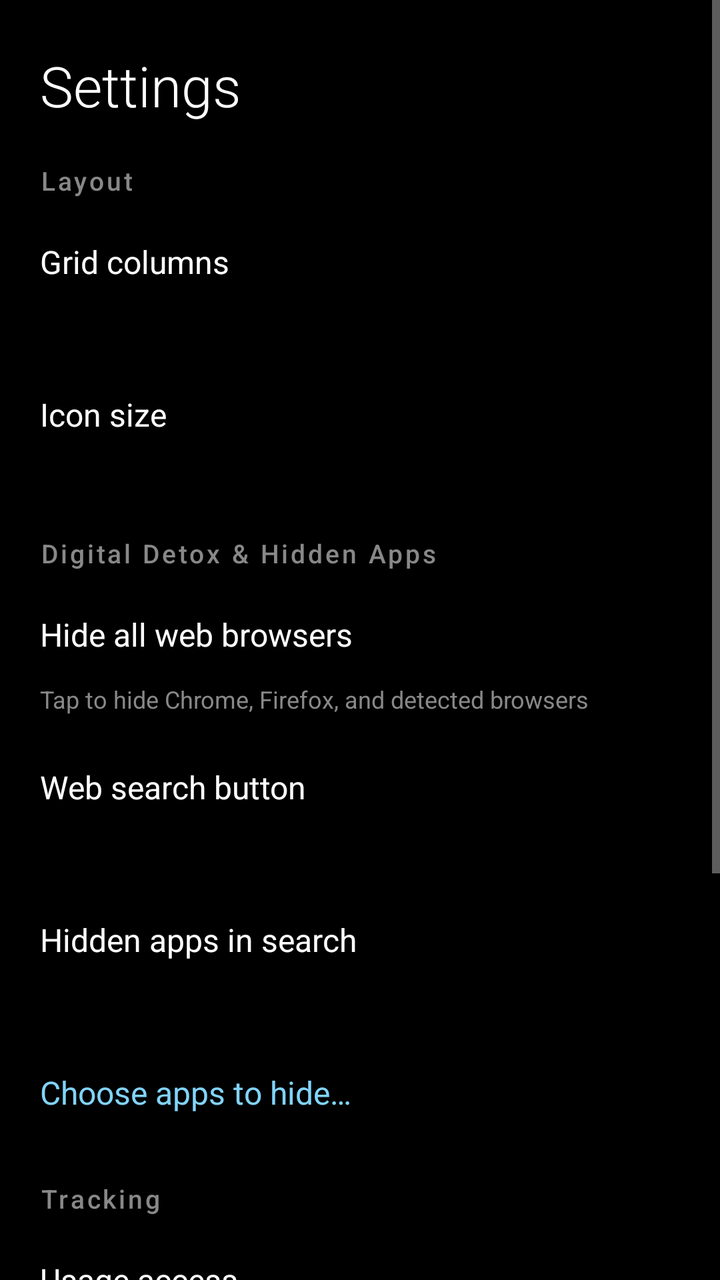
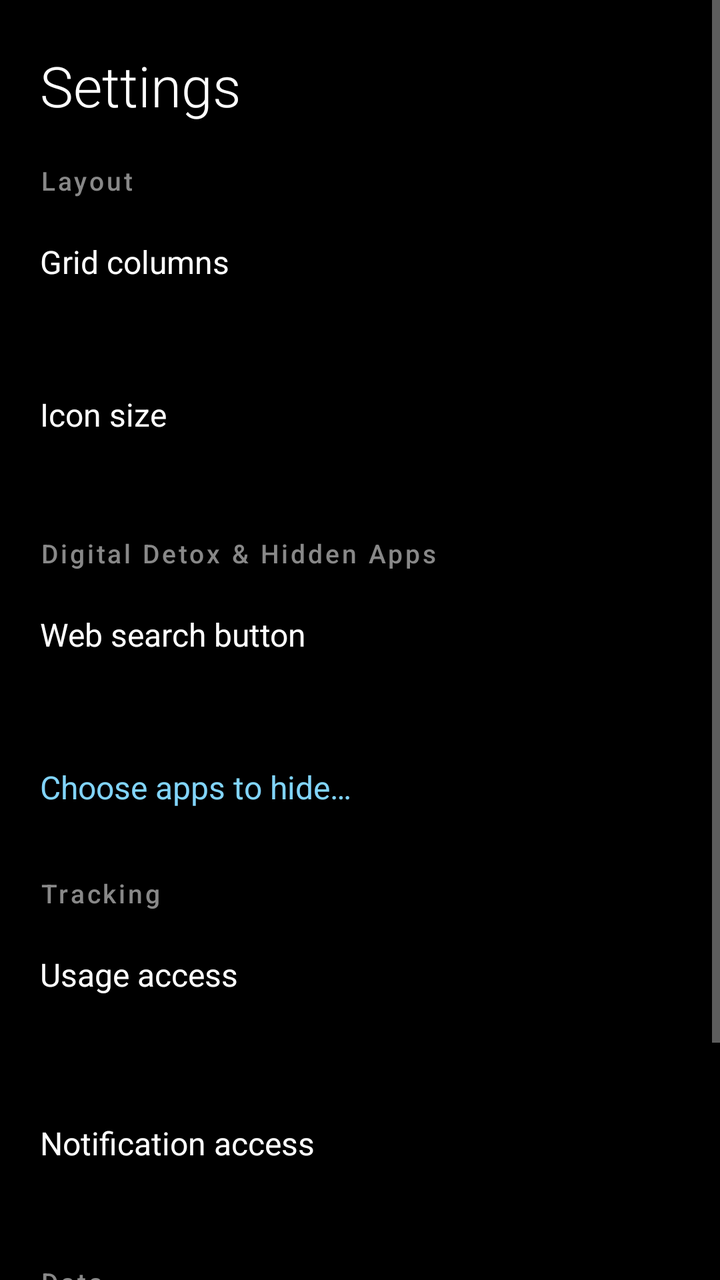

Compare the two renders of this Android layout. The source of the first and the diff that turns it into the second are given below.
<!-- AndroidManifest.xml: application theme Theme.AppCompat.NoActionBar -->
<!-- res/layout/activity_settings.xml -->
<?xml version="1.0" encoding="utf-8"?>
<ScrollView
    xmlns:android="http://schemas.android.com/apk/res/android"
    android:layout_width="match_parent"
    android:layout_height="match_parent"
    android:background="@android:color/black"
    android:fillViewport="true">

    <LinearLayout
        android:layout_width="match_parent"
        android:layout_height="wrap_content"
        android:orientation="vertical"
        android:paddingStart="20dp"
        android:paddingEnd="20dp"
        android:paddingTop="24dp"
        android:paddingBottom="32dp">

        <TextView
            android:layout_width="wrap_content"
            android:layout_height="wrap_content"
            android:text="Settings"
            android:textSize="28sp"
            android:textColor="#FFFFFF"
            android:fontFamily="sans-serif-light"
            android:paddingBottom="20dp" />

        <TextView
            android:layout_width="match_parent"
            android:layout_height="wrap_content"
            android:text="Layout"
            android:textSize="13sp"
            android:textColor="#888888"
            android:fontFamily="sans-serif-medium"
            android:letterSpacing="0.1"
            android:paddingBottom="8dp" />

        <TextView
            android:id="@+id/btn_grid_columns"
            android:layout_width="match_parent"
            android:layout_height="wrap_content"
            android:minHeight="48dp"
            android:gravity="center_vertical"
            android:text="Grid columns"
            android:textSize="16sp"
            android:textColor="#FFFFFF"
            android:background="?attr/selectableItemBackground" />

        <TextView
            android:id="@+id/grid_columns_status"
            android:layout_width="match_parent"
            android:layout_height="wrap_content"
            android:textSize="12sp"
            android:textColor="#888888"
            android:paddingBottom="12dp" />

        <TextView
            android:id="@+id/btn_icon_scale"
            android:layout_width="match_parent"
            android:layout_height="wrap_content"
            android:minHeight="48dp"
            android:gravity="center_vertical"
            android:text="Icon size"
            android:textSize="16sp"
            android:textColor="#FFFFFF"
            android:background="?attr/selectableItemBackground" />

        <TextView
            android:id="@+id/icon_scale_status"
            android:layout_width="match_parent"
            android:layout_height="wrap_content"
            android:textSize="12sp"
            android:textColor="#888888"
            android:paddingBottom="20dp" />

        <TextView
            android:layout_width="match_parent"
            android:layout_height="wrap_content"
            android:text="Digital Detox &amp; Hidden Apps"
            android:textSize="13sp"
            android:textColor="#888888"
            android:fontFamily="sans-serif-medium"
            android:letterSpacing="0.1"
            android:paddingBottom="8dp" />

        <TextView
            android:id="@+id/btn_hide_browsers"
            android:layout_width="match_parent"
            android:layout_height="wrap_content"
            android:minHeight="48dp"
            android:gravity="center_vertical"
            android:text="Hide all web browsers"
            android:textSize="16sp"
            android:textColor="#FFFFFF"
            android:background="?attr/selectableItemBackground" />

        <TextView
            android:id="@+id/hide_browsers_status"
            android:layout_width="match_parent"
            android:layout_height="wrap_content"
            android:textSize="12sp"
            android:textColor="#888888"
            android:text="Tap to hide Chrome, Firefox, and detected browsers"
            android:paddingBottom="12dp" />

        <TextView
            android:id="@+id/btn_web_search_fallback"
            android:layout_width="match_parent"
            android:layout_height="wrap_content"
            android:minHeight="48dp"
            android:gravity="center_vertical"
            android:text="Web search button"
            android:textSize="16sp"
            android:textColor="#FFFFFF"
            android:background="?attr/selectableItemBackground" />

        <TextView
            android:id="@+id/web_search_fallback_status"
            android:layout_width="match_parent"
            android:layout_height="wrap_content"
            android:textSize="12sp"
            android:textColor="#888888"
            android:paddingBottom="12dp" />

        <TextView
            android:id="@+id/btn_hidden_in_search"
            android:layout_width="match_parent"
            android:layout_height="wrap_content"
            android:minHeight="48dp"
            android:gravity="center_vertical"
            android:text="Hidden apps in search"
            android:textSize="16sp"
            android:textColor="#FFFFFF"
            android:background="?attr/selectableItemBackground" />

        <TextView
            android:id="@+id/hidden_in_search_status"
            android:layout_width="match_parent"
            android:layout_height="wrap_content"
            android:textSize="12sp"
            android:textColor="#888888"
            android:paddingBottom="12dp" />

        <TextView
            android:id="@+id/btn_manage_hidden"
            android:layout_width="match_parent"
            android:layout_height="wrap_content"
            android:minHeight="48dp"
            android:gravity="center_vertical"
            android:text="Choose apps to hide…"
            android:textSize="16sp"
            android:textColor="#81D4FA"
            android:background="?attr/selectableItemBackground" />

        <LinearLayout
            android:id="@+id/section_hidden"
            android:layout_width="match_parent"
            android:layout_height="wrap_content"
            android:orientation="vertical"
            android:paddingBottom="20dp" />

        <TextView
            android:layout_width="match_parent"
            android:layout_height="wrap_content"
            android:text="Tracking"
            android:textSize="13sp"
            android:textColor="#888888"
            android:fontFamily="sans-serif-medium"
            android:letterSpacing="0.1"
            android:paddingBottom="8dp" />

        <TextView
            android:id="@+id/btn_usage_access"
            android:layout_width="match_parent"
            android:layout_height="wrap_content"
            android:minHeight="48dp"
            android:gravity="center_vertical"
            android:text="Usage access"
            android:textSize="16sp"
            android:textColor="#FFFFFF"
            android:background="?attr/selectableItemBackground" />

        <TextView
            android:id="@+id/usage_access_status"
            android:layout_width="match_parent"
            android:layout_height="wrap_content"
            android:textSize="12sp"
            android:textColor="#888888"
            android:paddingBottom="20dp" />

        <TextView
            android:id="@+id/btn_notif_access"
            android:layout_width="match_parent"
            android:layout_height="wrap_content"
            android:minHeight="48dp"
            android:gravity="center_vertical"
            android:text="Notification access"
            android:textSize="16sp"
            android:textColor="#FFFFFF"
            android:background="?attr/selectableItemBackground" />

        <TextView
            android:id="@+id/notif_access_status"
            android:layout_width="match_parent"
            android:layout_height="wrap_content"
            android:textSize="12sp"
            android:textColor="#888888"
            android:paddingBottom="20dp" />

        <TextView
            android:layout_width="match_parent"
            android:layout_height="wrap_content"
            android:text="Data"
            android:textSize="13sp"
            android:textColor="#888888"
            android:fontFamily="sans-serif-medium"
            android:letterSpacing="0.1"
            android:paddingBottom="8dp" />

        <TextView
            android:id="@+id/btn_clear_usage"
            android:layout_width="match_parent"
            android:layout_height="48dp"
            android:gravity="center_vertical"
            android:text="Clear usage data"
            android:textSize="16sp"
            android:textColor="#FFFFFF"
            android:background="?attr/selectableItemBackground" />

        <TextView
            android:id="@+id/btn_reset_all"
            android:layout_width="match_parent"
            android:layout_height="48dp"
            android:gravity="center_vertical"
            android:text="Reset everything"
            android:textSize="16sp"
            android:textColor="#E57373"
            android:background="?attr/selectableItemBackground" />

    </LinearLayout>
</ScrollView>
<!-- resources referenced by this layout -->
<resources>

</resources>

<!-- the commit's change to res/layout/activity_settings.xml (unified diff, before → after) -->
@@ -83,26 +83,6 @@
             android:paddingBottom="8dp" />
 
         <TextView
-            android:id="@+id/btn_hide_browsers"
-            android:layout_width="match_parent"
-            android:layout_height="wrap_content"
-            android:minHeight="48dp"
-            android:gravity="center_vertical"
-            android:text="Hide all web browsers"
-            android:textSize="16sp"
-            android:textColor="#FFFFFF"
-            android:background="?attr/selectableItemBackground" />
-
-        <TextView
-            android:id="@+id/hide_browsers_status"
-            android:layout_width="match_parent"
-            android:layout_height="wrap_content"
-            android:textSize="12sp"
-            android:textColor="#888888"
-            android:text="Tap to hide Chrome, Firefox, and detected browsers"
-            android:paddingBottom="12dp" />
-
-        <TextView
             android:id="@+id/btn_web_search_fallback"
             android:layout_width="match_parent"
             android:layout_height="wrap_content"
@@ -115,25 +95,6 @@
 
         <TextView
             android:id="@+id/web_search_fallback_status"
-            android:layout_width="match_parent"
-            android:layout_height="wrap_content"
-            android:textSize="12sp"
-            android:textColor="#888888"
-            android:paddingBottom="12dp" />
-
-        <TextView
-            android:id="@+id/btn_hidden_in_search"
-            android:layout_width="match_parent"
-            android:layout_height="wrap_content"
-            android:minHeight="48dp"
-            android:gravity="center_vertical"
-            android:text="Hidden apps in search"
-            android:textSize="16sp"
-            android:textColor="#FFFFFF"
-            android:background="?attr/selectableItemBackground" />
-
-        <TextView
-            android:id="@+id/hidden_in_search_status"
             android:layout_width="match_parent"
             android:layout_height="wrap_content"
             android:textSize="12sp"
